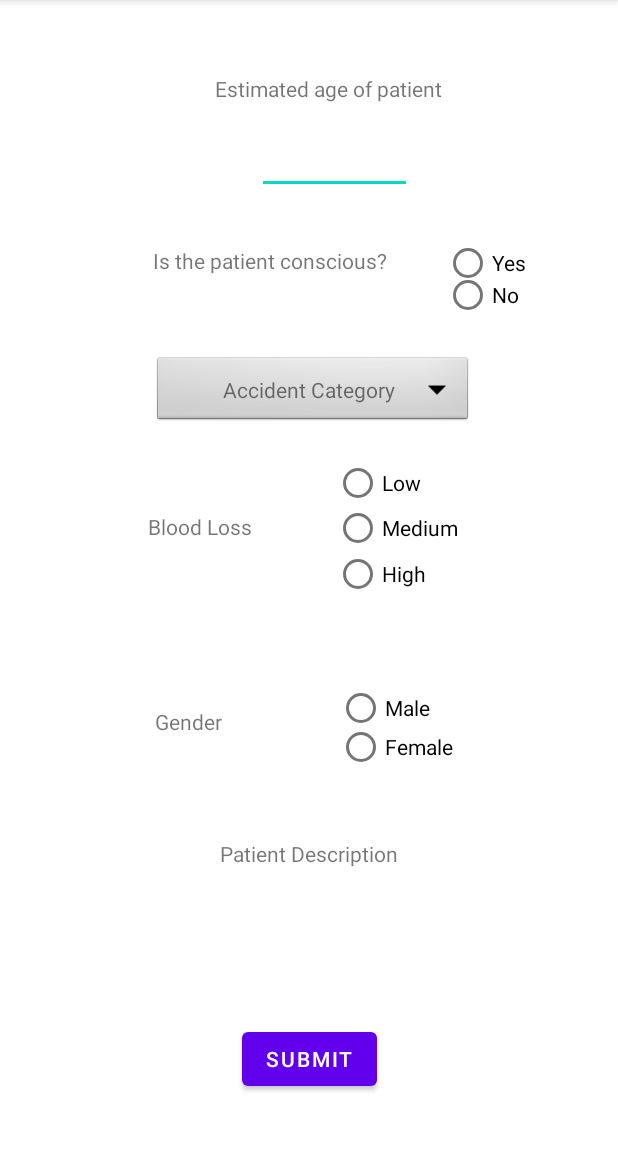
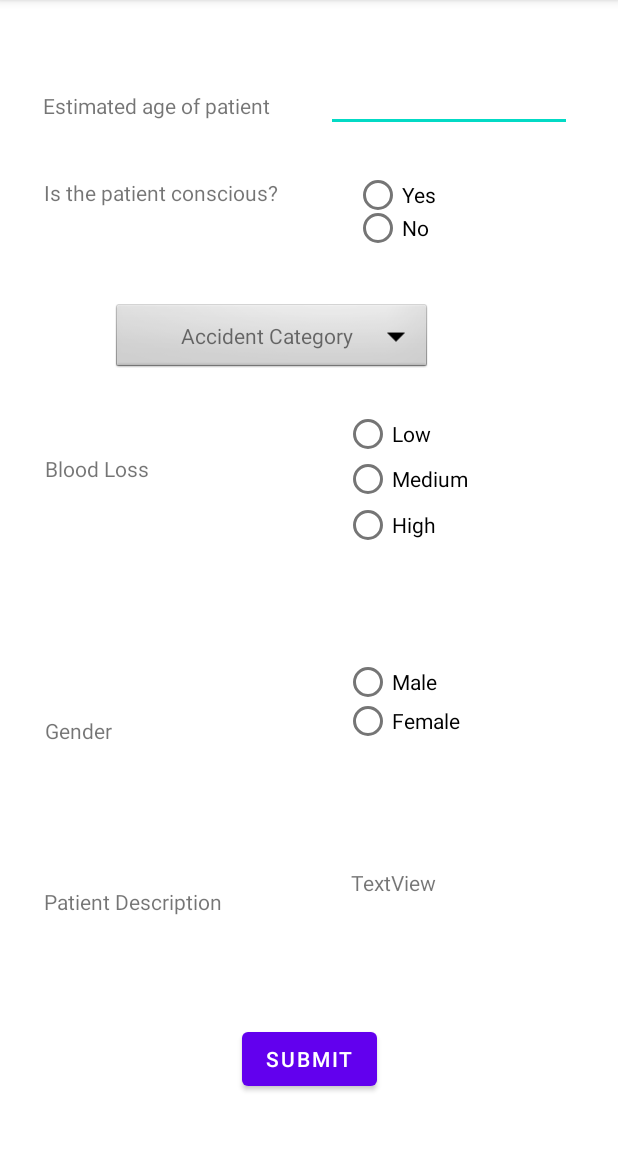
Before and after one commit to Sneha421/SLAC-2020, an Android app: the HomeActivity screen opened directly, with no data from a screen before it, on a phone screen of 412 x 824 dp, the part 84-1235 px from its top. Run offline under Robolectric (Android 15) with nearby library versions, the light colour scheme and no system bars; our stand-ins replace Firebase (no records; nobody signed in at launch, a user with empty details on screens opened directly).

Commit message:
Updated Form Layout
Signed-off-by: Sneha B <snehabalaji74@gmail.com>

```diff
--- a/Medify/app/src/main/res/layout/activity_home.xml
+++ b/Medify/app/src/main/res/layout/activity_home.xml
@@ -6,54 +6,53 @@
     android:layout_height="match_parent"
     tools:context="com.example.medify.LoginActivity">
 
+
             <TextView
                 android:id="@+id/textView2"
-        android:layout_width="wrap_content"
-        android:layout_height="wrap_content"
+                android:layout_width="195dp"
+                android:layout_height="28dp"
                 android:text="Estimated age of patient"
                 app:layout_constraintBottom_toBottomOf="parent"
                 app:layout_constraintEnd_toEndOf="parent"
-        app:layout_constraintHorizontal_bias="0.55"
+                app:layout_constraintHorizontal_bias="0.131"
                 app:layout_constraintStart_toStartOf="parent"
                 app:layout_constraintTop_toTopOf="parent"
-        app:layout_constraintVertical_bias="0.066" />
-
-
+                app:layout_constraintVertical_bias="0.082" />
 
             <EditText
                 android:id="@+id/editTextNumberSigned"
-        android:layout_width="103dp"
-        android:layout_height="31dp"
+                android:layout_width="164dp"
+                android:layout_height="26dp"
                 android:ems="10"
                 android:inputType="numberSigned"
                 app:layout_constraintBottom_toBottomOf="parent"
                 app:layout_constraintEnd_toEndOf="parent"
-        app:layout_constraintHorizontal_bias="0.554"
+                app:layout_constraintHorizontal_bias="0.875"
                 app:layout_constraintStart_toStartOf="parent"
                 app:layout_constraintTop_toTopOf="parent"
-        app:layout_constraintVertical_bias="0.133" />
+                app:layout_constraintVertical_bias="0.084" />
 
             <TextView
                 android:id="@+id/textView5"
-        android:layout_width="172dp"
-        android:layout_height="23dp"
+                android:layout_width="170dp"
+                android:layout_height="31dp"
                 android:text="Is the patient conscious?"
                 app:layout_constraintBottom_toBottomOf="parent"
                 app:layout_constraintEnd_toEndOf="parent"
-        app:layout_constraintHorizontal_bias="0.426"
+                app:layout_constraintHorizontal_bias="0.121"
                 app:layout_constraintStart_toStartOf="parent"
                 app:layout_constraintTop_toTopOf="parent"
-        app:layout_constraintVertical_bias="0.22" />
+                app:layout_constraintVertical_bias="0.161" />
 
             <RadioGroup
                 android:layout_width="84dp"
                 android:layout_height="45dp"
                 app:layout_constraintBottom_toBottomOf="parent"
                 app:layout_constraintEnd_toEndOf="parent"
-        app:layout_constraintHorizontal_bias="0.902"
+                app:layout_constraintHorizontal_bias="0.719"
                 app:layout_constraintStart_toStartOf="parent"
                 app:layout_constraintTop_toTopOf="parent"
-        app:layout_constraintVertical_bias="0.227">
+                app:layout_constraintVertical_bias="0.164">
 
                 <RadioButton
                     android:id="@+id/radioButton"
@@ -64,7 +63,7 @@
                 <RadioButton
                     android:id="@+id/radioButton2"
                     android:layout_width="match_parent"
-            android:layout_height="21dp"
+                    android:layout_height="22dp"
                     android:text="No" />
             </RadioGroup>
 
@@ -76,10 +75,10 @@
                 android:spinnerMode="dropdown"
                 app:layout_constraintBottom_toBottomOf="parent"
                 app:layout_constraintEnd_toEndOf="parent"
-        app:layout_constraintHorizontal_bias="0.515"
+                app:layout_constraintHorizontal_bias="0.375"
                 app:layout_constraintStart_toStartOf="parent"
                 app:layout_constraintTop_toTopOf="parent"
-        app:layout_constraintVertical_bias="0.328" />
+                app:layout_constraintVertical_bias="0.279" />
 
             <TextView
                 android:id="@+id/textView8"
@@ -88,31 +87,32 @@
                 android:text="Accident Category"
                 app:layout_constraintBottom_toBottomOf="parent"
                 app:layout_constraintEnd_toEndOf="parent"
+                app:layout_constraintHorizontal_bias="0.406"
                 app:layout_constraintStart_toStartOf="parent"
                 app:layout_constraintTop_toTopOf="parent"
-        app:layout_constraintVertical_bias="0.334" />
+                app:layout_constraintVertical_bias="0.286" />
 
             <TextView
                 android:id="@+id/textView9"
-        android:layout_width="wrap_content"
-        android:layout_height="wrap_content"
+                android:layout_width="96dp"
+                android:layout_height="32dp"
                 android:text="Blood Loss"
                 app:layout_constraintBottom_toBottomOf="parent"
                 app:layout_constraintEnd_toEndOf="parent"
-        app:layout_constraintHorizontal_bias="0.288"
+                app:layout_constraintHorizontal_bias="0.095"
                 app:layout_constraintStart_toStartOf="parent"
                 app:layout_constraintTop_toTopOf="parent"
-        app:layout_constraintVertical_bias="0.456" />
+                app:layout_constraintVertical_bias="0.411" />
 
             <RadioGroup
                 android:layout_width="116dp"
                 android:layout_height="95dp"
                 app:layout_constraintBottom_toBottomOf="parent"
                 app:layout_constraintEnd_toEndOf="parent"
-        app:layout_constraintHorizontal_bias="0.752"
+                app:layout_constraintHorizontal_bias="0.774"
                 app:layout_constraintStart_toStartOf="parent"
                 app:layout_constraintTop_toTopOf="parent"
-        app:layout_constraintVertical_bias="0.455">
+                app:layout_constraintVertical_bias="0.406">
 
                 <RadioButton
                     android:id="@+id/radioButton3"
@@ -135,25 +135,25 @@
 
             <TextView
                 android:id="@+id/textView10"
-        android:layout_width="wrap_content"
-        android:layout_height="wrap_content"
+                android:layout_width="79dp"
+                android:layout_height="28dp"
                 android:text="Gender"
                 app:layout_constraintBottom_toBottomOf="parent"
                 app:layout_constraintEnd_toEndOf="parent"
-        app:layout_constraintHorizontal_bias="0.281"
+                app:layout_constraintHorizontal_bias="0.09"
                 app:layout_constraintStart_toStartOf="parent"
                 app:layout_constraintTop_toTopOf="parent"
-        app:layout_constraintVertical_bias="0.63" />
+                app:layout_constraintVertical_bias="0.645" />
 
             <RadioGroup
                 android:layout_width="114dp"
                 android:layout_height="81dp"
                 app:layout_constraintBottom_toBottomOf="parent"
                 app:layout_constraintEnd_toEndOf="parent"
-        app:layout_constraintHorizontal_bias="0.754"
+                app:layout_constraintHorizontal_bias="0.77"
                 app:layout_constraintStart_toStartOf="parent"
                 app:layout_constraintTop_toTopOf="parent"
-        app:layout_constraintVertical_bias="0.667" >
+                app:layout_constraintVertical_bias="0.642">
 
                 <RadioButton
                     android:id="@+id/radioButton6"
@@ -166,6 +166,7 @@
                     android:layout_width="match_parent"
                     android:layout_height="25dp"
                     android:text="Female" />
+
             </RadioGroup>
 
             <Button
@@ -186,18 +187,22 @@
                 android:text="Patient Description"
                 app:layout_constraintBottom_toBottomOf="parent"
                 app:layout_constraintEnd_toEndOf="parent"
+                app:layout_constraintHorizontal_bias="0.101"
                 app:layout_constraintStart_toStartOf="parent"
                 app:layout_constraintTop_toTopOf="parent"
-        app:layout_constraintVertical_bias="0.747" />
+                app:layout_constraintVertical_bias="0.79" />
 
-    <com.google.android.material.textfield.TextInputLayout
-        android:layout_width="match_parent"
-        android:layout_height="wrap_content"
+    <TextView
+        android:id="@+id/textView6"
+        android:layout_width="94dp"
+        android:layout_height="32dp"
+        android:text="TextView"
         app:layout_constraintBottom_toBottomOf="parent"
         app:layout_constraintEnd_toEndOf="parent"
-        app:layout_constraintHorizontal_bias="0.0"
+        app:layout_constraintHorizontal_bias="0.735"
         app:layout_constraintStart_toStartOf="parent"
         app:layout_constraintTop_toTopOf="parent"
-        app:layout_constraintVertical_bias="0.86" />
+        app:layout_constraintVertical_bias="0.786" />
+
 
 </androidx.constraintlayout.widget.ConstraintLayout>
```
Lines whose indentation alone changed are shown as unchanged.
